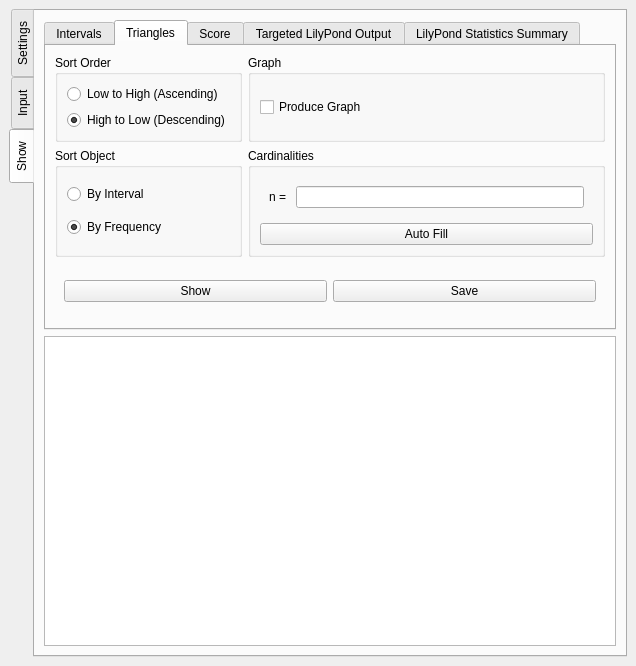
Qt form qt/main_window.ui (ELVIS-Project/vis-framework) before a commit.
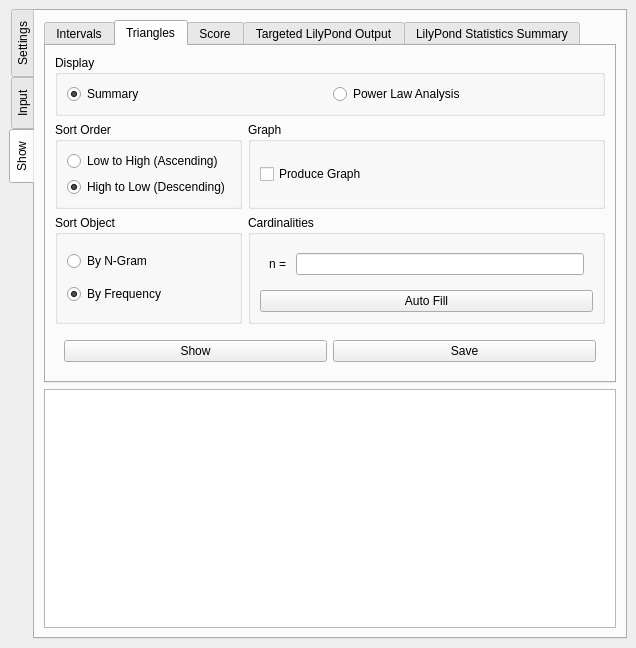
The same form after that commit. The open tabs and pages were chosen to show the change.

Commit message: Added power law option to GUI

```diff
--- a/qt/main_window.ui
+++ b/qt/main_window.ui
@@ -8,7 +8,7 @@
     <x>0</x>
     <y>0</y>
     <width>636</width>
-    <height>666</height>
+    <height>648</height>
    </rect>
   </property>
   <property name="sizePolicy">
@@ -465,7 +465,35 @@
             <string>Triangles</string>
            </attribute>
            <layout class="QGridLayout" name="gridLayout">
-            <item row="0" column="0">
+            <item row="0" column="0" colspan="2">
+             <widget class="QGroupBox" name="groupBox_9">
+              <property name="title">
+               <string>Display</string>
+              </property>
+              <layout class="QHBoxLayout" name="horizontalLayout_11">
+               <item>
+                <widget class="QRadioButton" name="rdo_summary">
+                 <property name="text">
+                  <string>Summary</string>
+                 </property>
+                 <property name="checked">
+                  <bool>true</bool>
+                 </property>
+                </widget>
+               </item>
+               <item>
+                <widget class="QRadioButton" name="rdo_powerlaw">
+                 <property name="text">
+                  <string>Power Law Analysis</string>
+                 </property>
+                </widget>
+               </item>
+              </layout>
+              <zorder>rdo_powerlaw</zorder>
+              <zorder>rdo_summary</zorder>
+             </widget>
+            </item>
+            <item row="1" column="0">
              <widget class="QGroupBox" name="groupBox_4">
               <property name="title">
                <string>Sort Order</string>
@@ -491,7 +519,23 @@
               </layout>
              </widget>
             </item>
-            <item row="1" column="0">
+            <item row="1" column="1">
+             <widget class="QGroupBox" name="groupBox_6">
+              <property name="title">
+               <string>Graph</string>
+              </property>
+              <layout class="QVBoxLayout" name="verticalLayout_22">
+               <item>
+                <widget class="QCheckBox" name="chk_graph_triangles">
+                 <property name="text">
+                  <string>Produce Graph</string>
+                 </property>
+                </widget>
+               </item>
+              </layout>
+             </widget>
+            </item>
+            <item row="2" column="0">
              <widget class="QGroupBox" name="groupBox_5">
               <property name="title">
                <string>Sort Object</string>
@@ -500,7 +544,7 @@
                <item>
                 <widget class="QRadioButton" name="rdo_ngrams_by_ngram">
                  <property name="text">
-                  <string>By Interval</string>
+                  <string>By N-Gram</string>
                  </property>
                 </widget>
                </item>
@@ -517,23 +561,7 @@
               </layout>
              </widget>
             </item>
-            <item row="0" column="1">
-             <widget class="QGroupBox" name="groupBox_6">
-              <property name="title">
-               <string>Graph</string>
-              </property>
-              <layout class="QVBoxLayout" name="verticalLayout_22">
-               <item>
-                <widget class="QCheckBox" name="chk_graph_triangles">
-                 <property name="text">
-                  <string>Produce Graph</string>
-                 </property>
-                </widget>
-               </item>
-              </layout>
-             </widget>
-            </item>
-            <item row="1" column="1">
+            <item row="2" column="1">
              <widget class="QGroupBox" name="groupBox_7">
               <property name="title">
                <string>Cardinalities</string>
@@ -572,7 +600,7 @@
               </layout>
              </widget>
             </item>
-            <item row="2" column="0" colspan="2">
+            <item row="3" column="0" colspan="2">
              <widget class="QWidget" name="widget_2" native="true">
               <layout class="QHBoxLayout" name="horizontalLayout_3">
                <item>
```
Left out of the diff: 2 changed lines with no effect on the pictures. The commit also changes 2 other files.
